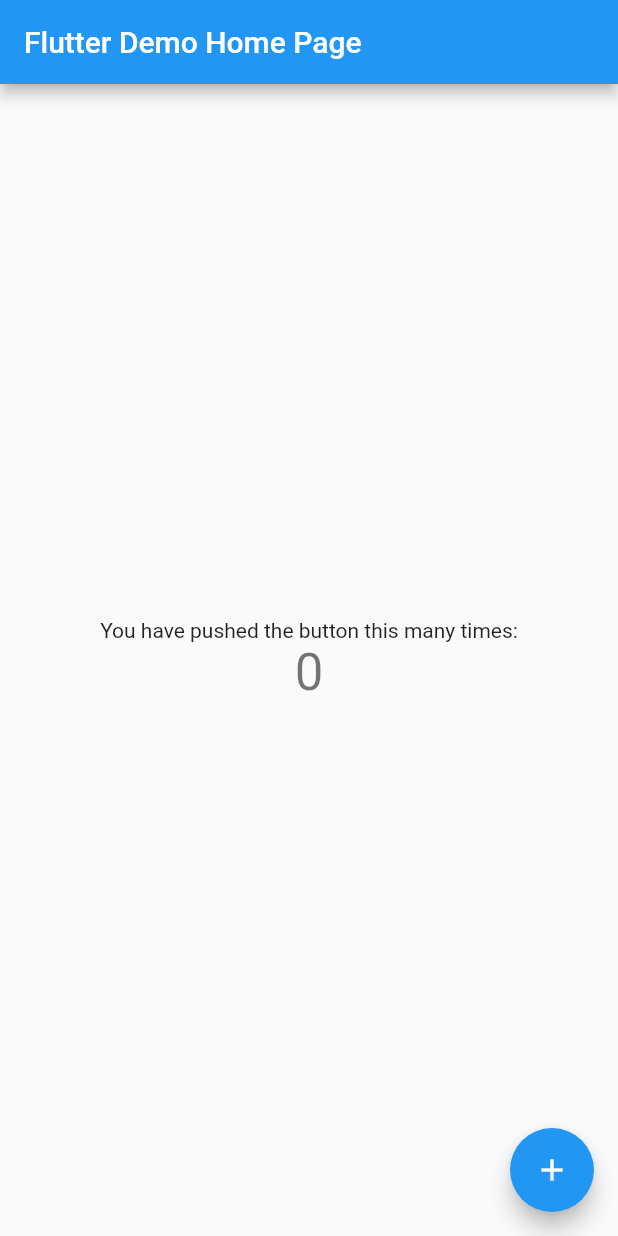
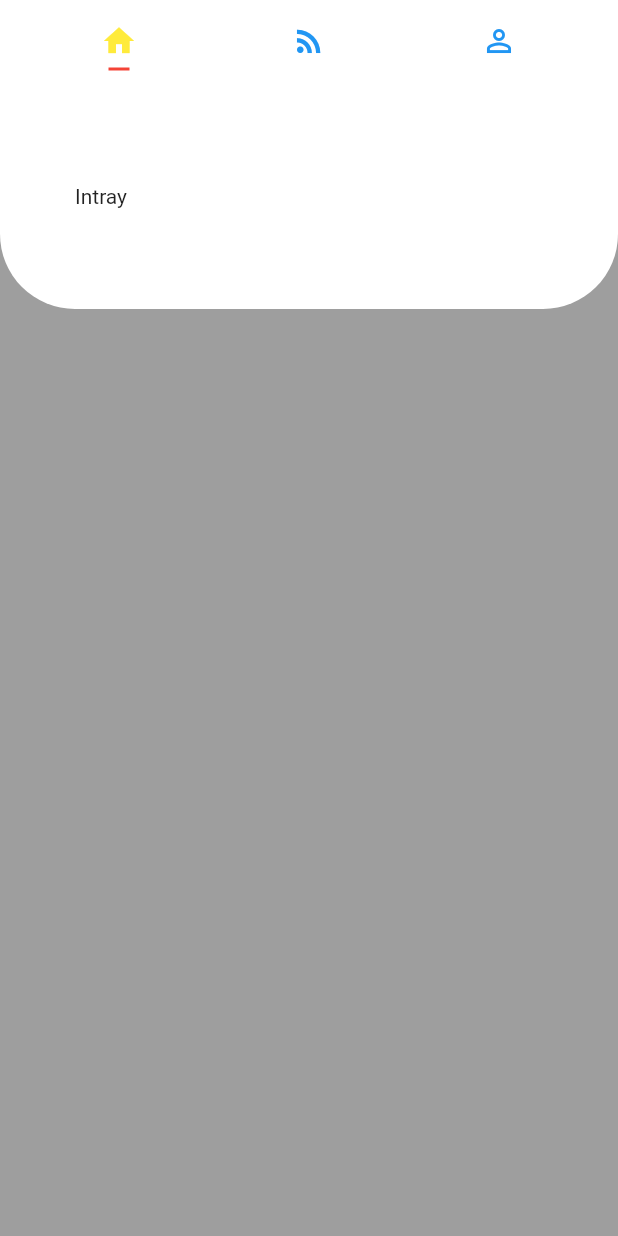
Before and after one commit to RishabhSinha07/TodoApp, a Flutter app: the screen it shows after launch, on a phone screen of 412 x 824 dp. Run offline on Flutter 3.47's test engine with Material 2 defaults, Android fonts, the phone set to English and light mode, and no system bars.

Commit message:
Added Basic Navigation bar

```diff
--- a/TodoAppV1/lib/main.dart
+++ b/TodoAppV1/lib/main.dart
@@ -9,7 +9,7 @@
   @override
   Widget build(BuildContext context) {
     return MaterialApp(
-      title: 'Flutter Demo',
+      title: 'Todo App',
       theme: ThemeData(
         // This is the theme of your application.
         //
@@ -20,13 +20,13 @@
         // or simply save your changes to "hot reload" in a Flutter IDE).
         // Notice that the counter didn't reset back to zero; the application
         // is not restarted.
-        primarySwatch: Colors.blue,
+        primarySwatch: Colors.grey,
         // This makes the visual density adapt to the platform that you run
         // the app on. For desktop platforms, the controls will be smaller and
         // closer together (more dense) than on mobile platforms.
         visualDensity: VisualDensity.adaptivePlatformDensity,
       ),
-      home: MyHomePage(title: 'Flutter Demo Home Page'),
+      home: MyHomePage(title: 'Todo App'),
     );
   }
 }
@@ -50,68 +50,67 @@
 }
 
 class _MyHomePageState extends State<MyHomePage> {
-  int _counter = 0;
-
-  void _incrementCounter() {
-    setState(() {
-      // This call to setState tells the Flutter framework that something has
-      // changed in this State, which causes it to rerun the build method below
-      // so that the display can reflect the updated values. If we changed
-      // _counter without calling setState(), then the build method would not be
-      // called again, and so nothing would appear to happen.
-      _counter++;
-    });
-  }
-
   @override
   Widget build(BuildContext context) {
-    // This method is rerun every time setState is called, for instance as done
-    // by the _incrementCounter method above.
-    //
-    // The Flutter framework has been optimized to make rerunning build methods
-    // fast, so that you can just rebuild anything that needs updating rather
-    // than having to individually change instances of widgets.
-    return Scaffold(
-      appBar: AppBar(
-        // Here we take the value from the MyHomePage object that was created by
-        // the App.build method, and use it to set our appbar title.
-        title: Text(widget.title),
-      ),
-      body: Center(
-        // Center is a layout widget. It takes a single child and positions it
-        // in the middle of the parent.
-        child: Column(
-          // Column is also a layout widget. It takes a list of children and
-          // arranges them vertically. By default, it sizes itself to fit its
-          // children horizontally, and tries to be as tall as its parent.
-          //
-          // Invoke "debug painting" (press "p" in the console, choose the
-          // "Toggle Debug Paint" action from the Flutter Inspector in Android
-          // Studio, or the "Toggle Debug Paint" command in Visual Studio Code)
-          // to see the wireframe for each widget.
-          //
-          // Column has various properties to control how it sizes itself and
-          // how it positions its children. Here we use mainAxisAlignment to
-          // center the children vertically; the main axis here is the vertical
-          // axis because Columns are vertical (the cross axis would be
-          // horizontal).
-          mainAxisAlignment: MainAxisAlignment.center,
-          children: <Widget>[
-            Text(
-              'You have pushed the button this many times:',
+    return new MaterialApp(
+      home: SafeArea(
+        child: DefaultTabController(
+          length: 3,
+          child: new Scaffold(
+            body: Stack(children: <Widget>[
+              TabBarView(
+                children: [
+                  new Container(
+                    color: Colors.grey,
+                  ),
+                  new Container(
+                    color: Colors.orange,
+                  ),
+                  new Container(
+                    color: Colors.lightGreen,
+                  ),
+                ],
+              ),
+              Container(
+                  padding: EdgeInsets.only(left: 50),
+                  height: 150,
+                  decoration: BoxDecoration(
+                    borderRadius: BorderRadius.only(
+                        bottomLeft: Radius.circular(50),
+                        bottomRight: Radius.circular(50)),
+                    color: Colors.white,
+                  ),
+                  child: Row(
+                    mainAxisAlignment: MainAxisAlignment.spaceBetween,
+                    children: <Widget>[Text("Intray"), Container()],
+                  ))
+            ]),
+            appBar: AppBar(
+              elevation: 0,
+              title: new TabBar(
+                tabs: [
+                  Tab(
+                    icon: new Icon(Icons.home),
+                  ),
+                  Tab(
+                    icon: new Icon(Icons.rss_feed),
+                  ),
+                  Tab(
+                    icon: new Icon(Icons.perm_identity),
+                  ),
+                ],
+                labelColor: Colors.yellow,
+                unselectedLabelColor: Colors.blue,
+                indicatorSize: TabBarIndicatorSize.label,
+                indicatorPadding: EdgeInsets.all(5.0),
+                indicatorColor: Colors.red,
+              ),
+              backgroundColor: Colors.white,
             ),
-            Text(
-              '$_counter',
-              style: Theme.of(context).textTheme.headline4,
-            ),
-          ],
+            backgroundColor: Colors.brown,
+          ),
         ),
       ),
-      floatingActionButton: FloatingActionButton(
-        onPressed: _incrementCounter,
-        tooltip: 'Increment',
-        child: Icon(Icons.add),
-      ), // This trailing comma makes auto-formatting nicer for build methods.
     );
   }
 }
```
Also changed, not shown: TodoAppV1/pubspec.yaml (+1 -7 lines).
